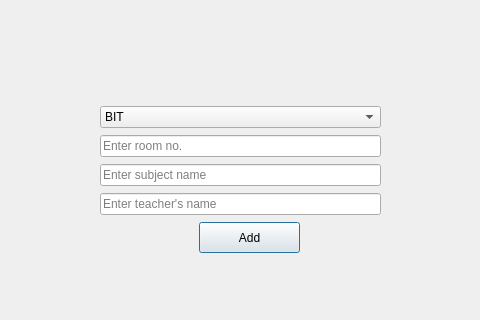
Before: the Qt Designer form bookclassroom.ui in prazzx/Kakshya, drawn with Qt 5; both pictures show x 200 to 680 and y 225 to 545 of the 800 by 900 pixel window.
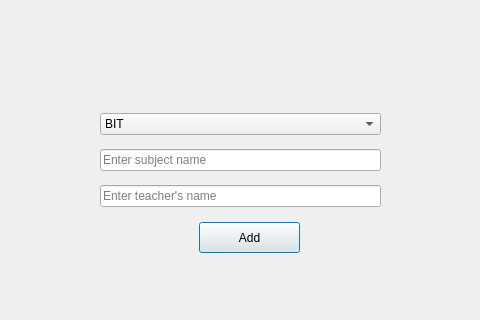
After: the same form once the commit is applied.

```diff
--- a/bookclassroom.ui
+++ b/bookclassroom.ui
@@ -45,13 +45,6 @@
       </item>
      </widget>
     </item>
-    <item>
-     <widget class="QLineEdit" name="lineEditrno">
-      <property name="placeholderText">
-       <string>Enter room no.</string>
-      </property>
-     </widget>
-    </item>
     <item>
      <widget class="QLineEdit" name="lineEditsname">
       <property name="placeholderText">
```
